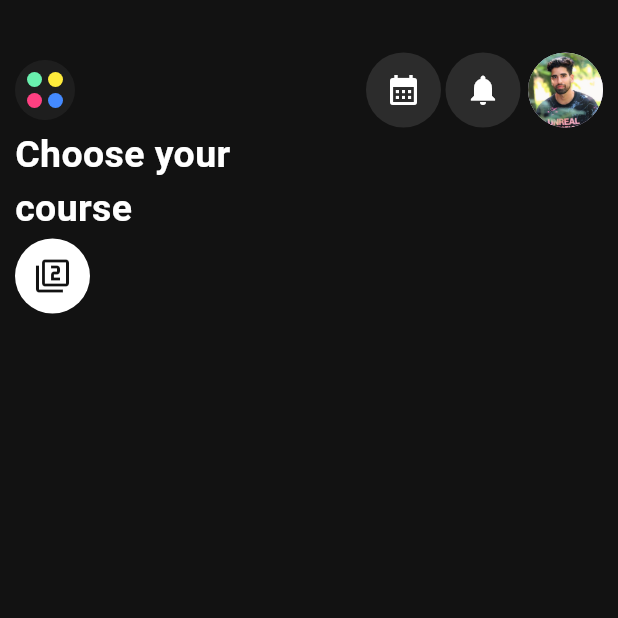
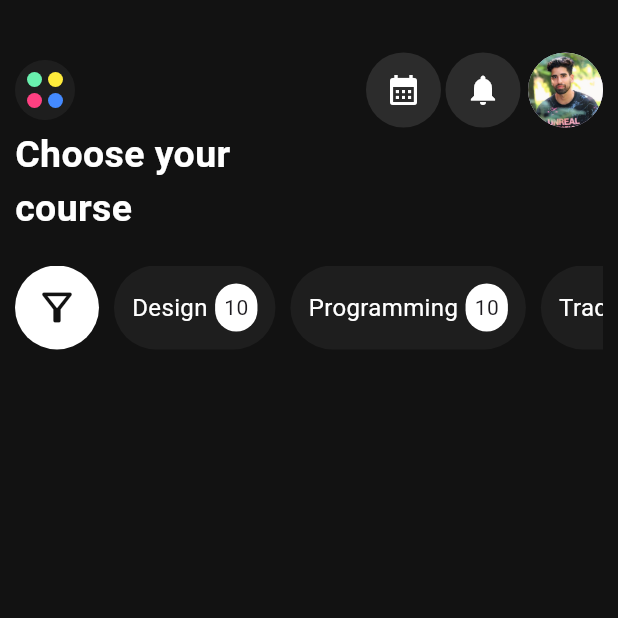
Before and after one commit to Aqib-Ayoub/onlinelearning, a Flutter app: the screen it shows after launch, on a phone screen of 412 x 824 dp, the top half of it. Run offline on Flutter 3.47's test engine with Material 3 defaults, Android fonts, the phone set to English and light mode, and no system bars.

Commit message:
added some widgets in home screen

```diff
--- a/lib/screens/homescreen.dart
+++ b/lib/screens/homescreen.dart
@@ -1,6 +1,7 @@
 import 'package:flutter/material.dart';
 import 'package:onlinelearning/constants/app_colors.dart';
 import 'package:onlinelearning/screens/widgets/container_icon.dart';
+import 'package:onlinelearning/screens/widgets/container_text.dart';
 
 class HomeScreen extends StatelessWidget {
   const HomeScreen({super.key});
@@ -115,17 +116,39 @@ class HomeScreen extends StatelessWidget {
                 fontWeight: FontWeight.w600,
               ),
             ),
-            SizedBox(height: 2),
-            Row(
+            SizedBox(height: 20),
+            SingleChildScrollView(
+              scrollDirection: Axis.horizontal,
+              child: Row(
                 children: [
                   ContainerIcon(
                     backgroundColor: AppColors.textPrimary,
                     icon: Icon(
-                    Icons.filter_2_outlined,
+                      Icons.filter_alt_outlined,
                       color: AppColors.background,
+                      size: 30,
                     ),
                   ),
+                  SizedBox(width: 10.0),
+                  ContainerText(
+                    backgroundColor: AppColors.cardBackground,
+                    text: 'Design',
+                    nText: '10',
+                  ),
+                  SizedBox(width: 10.0),
+                  ContainerText(
+                    backgroundColor: AppColors.cardBackground,
+                    text: 'Programming',
+                    nText: '10',
+                  ),
+                  SizedBox(width: 10.0),
+                  ContainerText(
+                    backgroundColor: AppColors.cardBackground,
+                    text: 'Trading',
+                    nText: '10',
+                  ),
                 ],
+              ),
             ),
           ],
         ),
--- /dev/null
+++ b/lib/screens/widgets/container_text.dart
@@ -0,0 +1,42 @@
+import 'package:flutter/material.dart';
+import 'package:onlinelearning/constants/app_colors.dart';
+
+class ContainerText extends StatelessWidget {
+  const ContainerText({
+    super.key,
+    required this.backgroundColor,
+    required this.text,
+    required this.nText,
+  });
+  final Color backgroundColor;
+  final String text;
+  final String nText;
+
+  @override
+  Widget build(BuildContext context) {
+    return Container(
+      padding: EdgeInsets.all(12),
+      decoration: BoxDecoration(
+        color: backgroundColor,
+        borderRadius: BorderRadius.all(Radius.circular(30)),
+      ),
+      child: Row(
+        children: [
+          Text(
+            text,
+            style: TextStyle(color: AppColors.textPrimary, fontSize: 16),
+          ),
+          SizedBox(width: 5.0),
+          Container(
+            padding: EdgeInsets.all(6.0),
+            decoration: BoxDecoration(
+              color: AppColors.textPrimary,
+              borderRadius: BorderRadius.circular(50),
+            ),
+            child: Text(nText),
+          ),
+        ],
+      ),
+    );
+  }
+}
```
Lines whose indentation alone changed are shown as unchanged.
